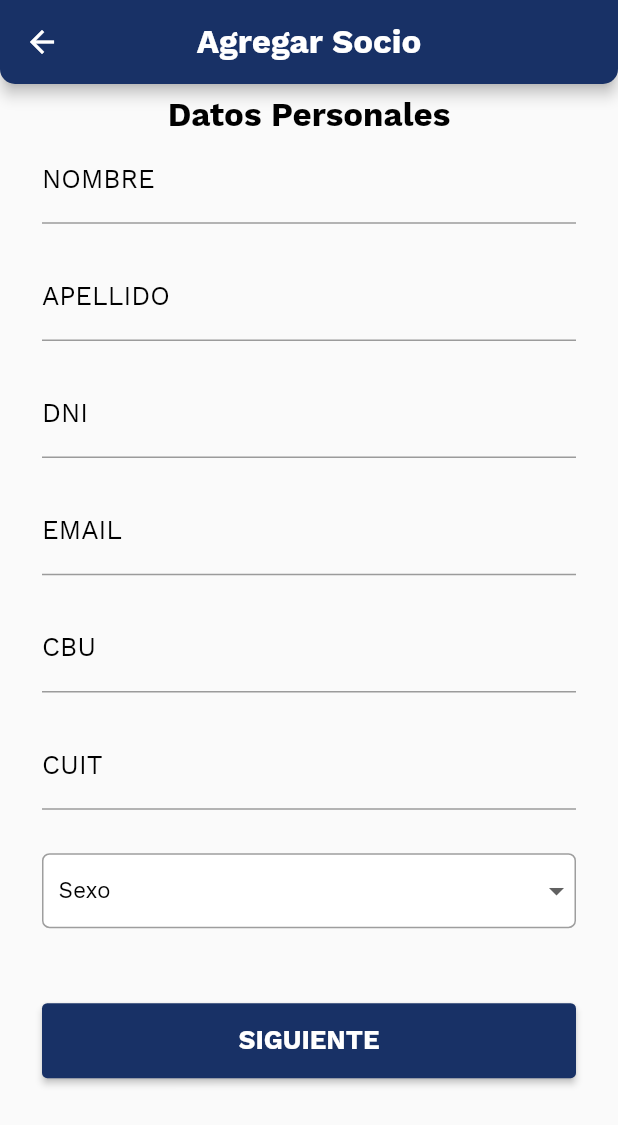
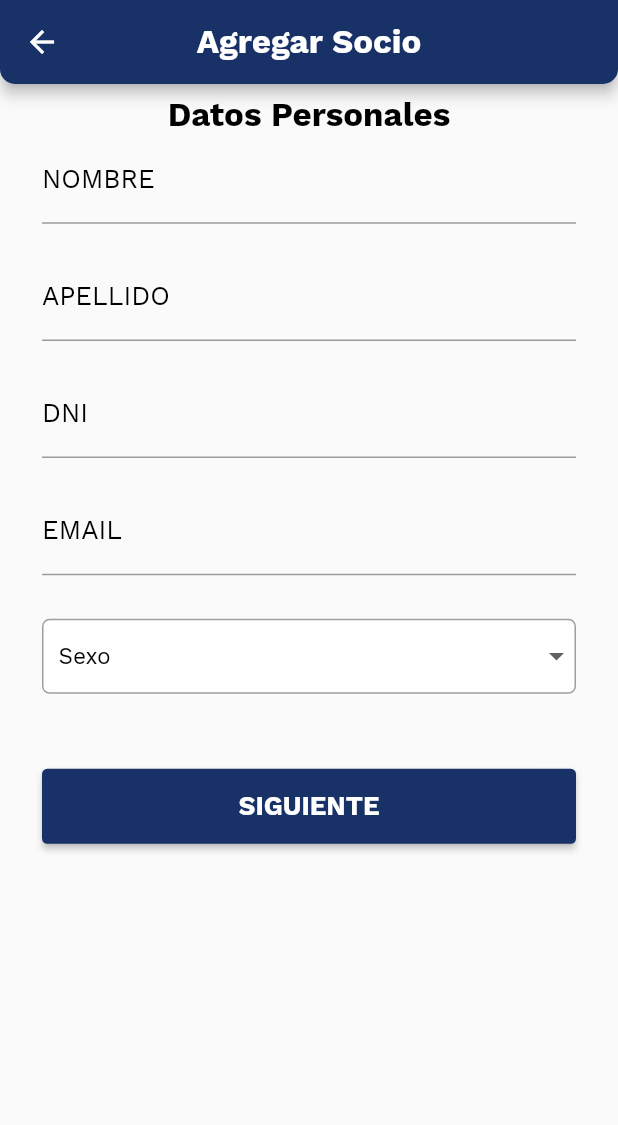
Before and after one commit to ecufre/IA-Mobile, a Flutter app: the AddMemberPage screen opened directly, on a phone screen of 412 x 824 dp. Shown: the top 1125 px of the screen. Run offline on Flutter 3.47's test engine with Material 2 defaults, Android fonts, the phone set to English and light mode, and no system bars; our stand-ins replace connectivity, flutter_credit_card, shared_preferences; accounts and stored records are empty; generated files the repository leaves out were written again; network calls fail; project files that could hold a hidden picture were left out.

Commit message:
se retiran los datos de cbu y cuit al momento de crear socio

```diff
--- a/lib/src/screens/create_users/add_member_page.dart
+++ b/lib/src/screens/create_users/add_member_page.dart
@@ -34,8 +34,6 @@ class _AddMemberPageState extends State<AddMemberPage> {
   String _email;
   String _dni;
   String _sex;
-  String _cbu;
-  String _cuit;
   bool _isLoading = false;
 
   TextEditingController _nameController = TextEditingController();
@@ -45,8 +43,6 @@ class _AddMemberPageState extends State<AddMemberPage> {
   TextEditingController _doctorController = TextEditingController();
   TextEditingController _doctorPhoneController = TextEditingController();
   TextEditingController _dateController = TextEditingController();
-  TextEditingController _cbuController = TextEditingController();
-  TextEditingController _cuitController = TextEditingController();
 
   FocusNode textNameFocusNode = FocusNode();
   FocusNode textLastNameFocusNode = FocusNode();
@@ -55,8 +51,6 @@ class _AddMemberPageState extends State<AddMemberPage> {
   FocusNode textDoctorFocusNode = FocusNode();
   FocusNode textDoctorPhoneFocusNode = FocusNode();
   FocusNode textDateFocusNode = FocusNode();
-  FocusNode textCbuFocusNode = FocusNode();
-  FocusNode textCuitFocusNode = FocusNode();
 
   void _resetTextFocus() {
     textNameFocusNode.unfocus();
@@ -66,8 +60,6 @@ class _AddMemberPageState extends State<AddMemberPage> {
     textDoctorFocusNode.unfocus();
     textDoctorPhoneFocusNode.unfocus();
     textDateFocusNode.unfocus();
-    textCbuFocusNode.unfocus();
-    textCuitFocusNode.unfocus();
   }
 
   @override
@@ -79,8 +71,6 @@ class _AddMemberPageState extends State<AddMemberPage> {
     _doctorController.dispose();
     _doctorPhoneController.dispose();
     _dateController.dispose();
-    _cbuController.dispose();
-    _cuitController.dispose();
     super.dispose();
   }
 
@@ -204,8 +194,6 @@ class _AddMemberPageState extends State<AddMemberPage> {
           _builtLastName(),
           _builtDNI(),
           _builtEmail(),
-          _builtCbu(),
-          _builtCuit(),
           _builtSex(),
         ],
       ),
@@ -385,7 +373,7 @@ class _AddMemberPageState extends State<AddMemberPage> {
         ),
         autocorrect: false,
         onFieldSubmitted: (String value) {
-          FocusScope.of(context).requestFocus(textCbuFocusNode);
+          FocusScope.of(context).requestFocus(FocusNode());
         },
         validator: (val) => validator.emailValidator(val),
         onSaved: (val) => _email = val,
@@ -394,92 +382,6 @@ class _AddMemberPageState extends State<AddMemberPage> {
         inputFormatters: [
           WhitelistingTextInputFormatter(
             GeneralRegex.regexWithoutSpace,
-          ),
-        ],
-      ),
-    );
-  }
-
-  Widget _builtCbu() {
-    return Container(
-      padding: const EdgeInsets.symmetric(horizontal: 20.0),
-      child: CustomTextFormField(
-        controller: _cbuController,
-        focusNode: textCbuFocusNode,
-        key: Key('cbu'),
-        style: TextStyle(
-          color: Colors.black,
-          fontFamily: 'WorkSans Regular',
-          fontSize: 15.0,
-        ),
-        onFieldSubmitted: (String value) {
-          FocusScope.of(context).requestFocus(textCuitFocusNode);
-        },
-        keyboardType: TextInputType.number,
-        decoration: InputDecoration(
-          labelText: LocaleSingleton.strings.cbu.toUpperCase(),
-          labelStyle: TextStyle(
-            fontFamily: 'WorkSans Regular',
-            fontSize: MediaQuery.of(context).size.height <= 640 ? 15.5 : 17.5,
-            color: Colors.black,
-          ),
-          focusedBorder: UnderlineInputBorder(
-            borderSide: BorderSide(color: Ui.primaryColor),
-          ),
-        ),
-        autocorrect: false,
-        onSaved: (val) => _cbu = val,
-        validator: (val) =>
-            val.isEmpty ? LocaleSingleton.strings.cbuError : null,
-        textCapitalization: TextCapitalization.sentences,
-        noErrorsCallback: (bool val) => _confirmErrors(val),
-        inputFormatters: [
-          LengthLimitingTextInputFormatter(22),
-          WhitelistingTextInputFormatter(
-            GeneralRegex.regexOnlyNumbers,
-          ),
-        ],
-      ),
-    );
-  }
-
-  Widget _builtCuit() {
-    return Container(
-      padding: const EdgeInsets.symmetric(horizontal: 20.0),
-      child: CustomTextFormField(
-        controller: _cuitController,
-        focusNode: textCuitFocusNode,
-        key: Key('cuit'),
-        style: TextStyle(
-          color: Colors.black,
-          fontFamily: 'WorkSans Regular',
-          fontSize: 15.0,
-        ),
-        onFieldSubmitted: (String value) {
-          FocusScope.of(context).requestFocus(FocusNode());
-        },
-        keyboardType: TextInputType.number,
-        decoration: InputDecoration(
-          labelText: LocaleSingleton.strings.cuit.toUpperCase(),
-          labelStyle: TextStyle(
-            fontFamily: 'WorkSans Regular',
-            fontSize: MediaQuery.of(context).size.height <= 640 ? 15.5 : 17.5,
-            color: Colors.black,
-          ),
-          focusedBorder: UnderlineInputBorder(
-            borderSide: BorderSide(color: Ui.primaryColor),
-          ),
-        ),
-        autocorrect: false,
-        onSaved: (val) => _cuit = val,
-        validator: (val) =>
-            val.isEmpty ? LocaleSingleton.strings.cuitError : null,
-        textCapitalization: TextCapitalization.sentences,
-        noErrorsCallback: (bool val) => _confirmErrors(val),
-        inputFormatters: [
-          LengthLimitingTextInputFormatter(11),
-          WhitelistingTextInputFormatter(
-            GeneralRegex.regexOnlyNumbers,
           ),
         ],
       ),
@@ -570,10 +472,6 @@ class _AddMemberPageState extends State<AddMemberPage> {
           _detail(LocaleSingleton.strings.sex, _sex),
           Divider(),
           _detail(LocaleSingleton.strings.email, _email),
-          Divider(),
-          _detail(LocaleSingleton.strings.cbu, _cbu),
-          Divider(),
-          _detail(LocaleSingleton.strings.cuit, _cuit),
         ],
       ),
     );
@@ -682,8 +580,7 @@ class _AddMemberPageState extends State<AddMemberPage> {
       _isLoading = true;
     });
     ApiModule()
-        .createMember(
-            _name, _lastName, _dni, _email, _sex, _cbu, _cuit, DateTime.now())
+        .createMember(_name, _lastName, _dni, _email, _sex, DateTime.now())
         .then((result) {
       setState(() {
         _isLoading = false;
--- a/lib/src/screens/transactions/pay_salaries_page.dart
+++ b/lib/src/screens/transactions/pay_salaries_page.dart
@@ -334,7 +334,7 @@ class _PaySalariesPageState extends State<PaySalariesPage> {
   }
 
   _paySalaries(int month, int year) {
-    ApiModule().paySalaries(month, year).then((result) {
+    ApiModule().payroll(month, year).then((result) {
       _getLiquidatedEmployees(_getMonthCode(_month), int.parse(_year));
       _showPopup("Se pagaron todas las liquidaciones");
     }).catchError((error) {
--- a/lib/src/services/modules/api_module.dart
+++ b/lib/src/services/modules/api_module.dart
@@ -142,7 +142,7 @@ class ApiModule {
 
   // POST
   createMember(String name, String lastName, String dni, String email,
-      String sex, String cbu, String cuit, DateTime birthDate) async {
+      String sex, DateTime birthDate) async {
     String path = 'socios';
     var uri = new Uri.http(baseUrl, modulePath + path);
     Map<String, String> header = {
@@ -156,8 +156,8 @@ class ApiModule {
       "sexo": "Masculino",
       "fechaNacimiento": birthDate.toIso8601String(),
       "fechaAlta": DateTime.now().toIso8601String(),
-      "cbu": cbu,
-      "cuit": cuit
+      "cbu": null,
+      "cuit": null
     };
 
     var response = await apiResponse.postJson(uri, header, body);
@@ -346,4 +346,25 @@ class ApiModule {
       throw Exception(jsonResult['message']);
     }
   }
+
+  // PATCH
+  payroll(
+    int month,
+    int year,
+  ) async {
+    String path = 'liquidaciones/nominas';
+    var uri = new Uri.http(baseUrl, modulePath + path);
+    Map<String, String> header = {
+      'Content-Type': 'application/json',
+    };
+    Map<String, dynamic> body = {'mes': month, 'anio': year};
+
+    var response = await apiResponse.patchJson(uri, header, body);
+    var jsonResult = json.decode(utf8.decode(response.bodyBytes));
+    if (jsonResult['successful']) {
+      return true;
+    } else {
+      throw Exception(jsonResult['message']);
+    }
+  }
 }
```
